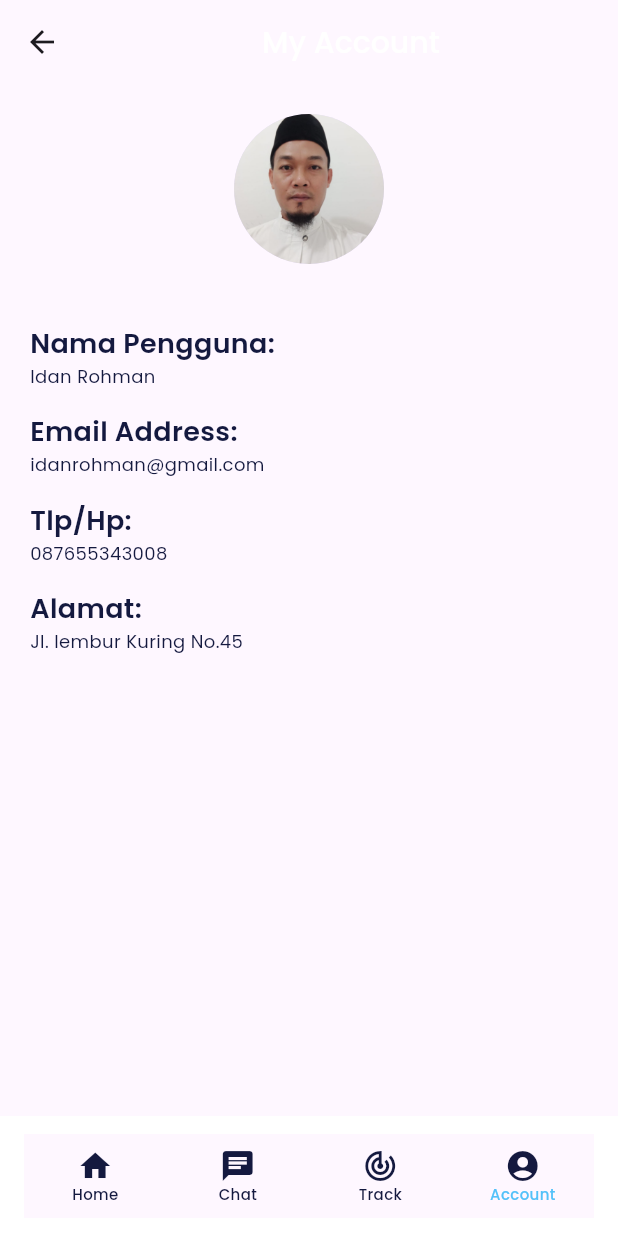
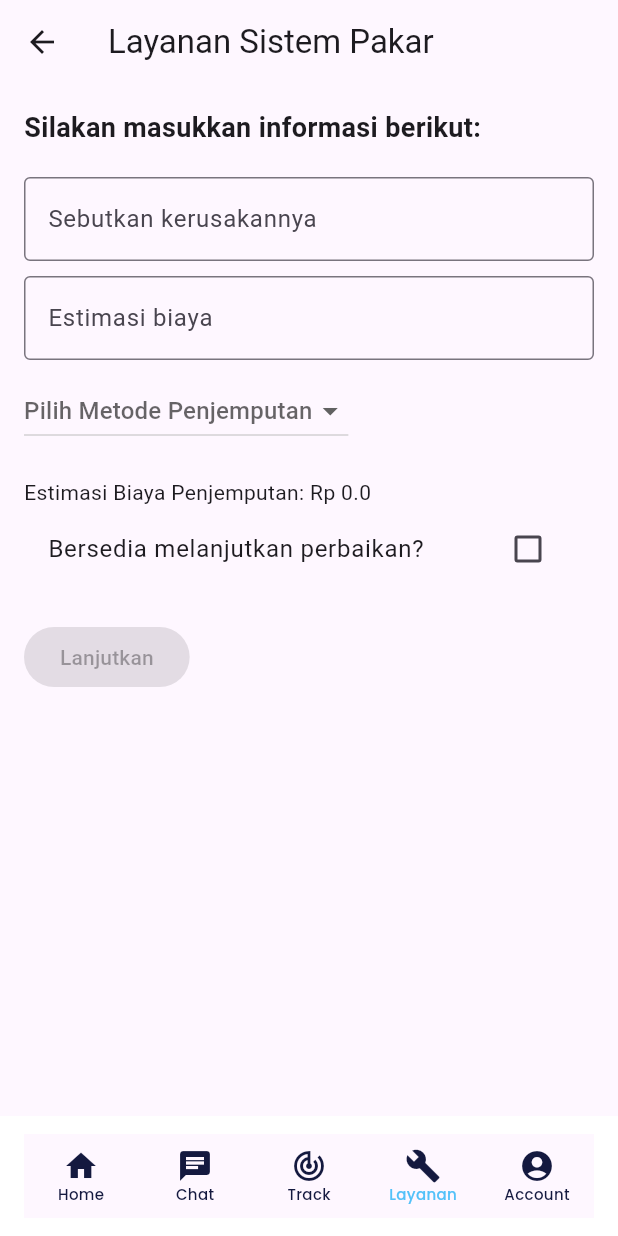
Before and after one commit to ugunNet21/flutter_appservice_laptop, a Flutter app: the HomeTabPage screen opened by its route, item 4 of the bottom bar chosen, on a phone screen of 412 x 824 dp. Run offline on Flutter 3.47's test engine with Material 3 defaults, Android fonts, the phone set to English and light mode, and no system bars; our stand-ins replace carousel_slider, google_fonts.

Commit message:
add layanan pakar

```diff
--- a/lib/ui/pages/home_tab_page.dart
+++ b/lib/ui/pages/home_tab_page.dart
@@ -4,6 +4,7 @@ import 'package:flutter_dicodingone/ui/pages/account_page.dart';
 import 'package:flutter_dicodingone/ui/pages/chat_page.dart';
 import 'package:flutter_dicodingone/ui/pages/dashboard_page.dart';
 import 'package:flutter_dicodingone/ui/pages/track_page.dart';
+import 'package:flutter_dicodingone/ui/pages/service_page.dart';
 
 class HomeTabPage extends StatefulWidget {
   const HomeTabPage({super.key});
@@ -19,8 +20,11 @@ class _HomeTabPageState extends State<HomeTabPage> {
     const HomeDashboardPage(),
     const ChatPage(),
     const TrackPage(),
+      const ServicePage(),
     const AccountPage(),
+
   ];
+
   @override
   Widget build(BuildContext context) {
     return Scaffold(
@@ -68,10 +72,15 @@ class _HomeTabPageState extends State<HomeTabPage> {
               icon: Icon(Icons.track_changes, color: blackColor),
               label: 'Track',
             ),
+            BottomNavigationBarItem( // Tambahkan item untuk halaman layanan
+              icon: Icon(Icons.build, color: blackColor),
+              label: 'Layanan',
+            ),
             BottomNavigationBarItem(
               icon: Icon(Icons.account_circle, color: blackColor),
               label: 'Account',
             ),
+
           ],
         ),
       ),
--- /dev/null
+++ b/lib/ui/pages/service_page.dart
@@ -0,0 +1,115 @@
+import 'package:flutter/material.dart';
+
+class ServicePage extends StatefulWidget {
+  const ServicePage({super.key});
+
+  @override
+  State<ServicePage> createState() => _ServicePageState();
+}
+
+class _ServicePageState extends State<ServicePage> {
+  final TextEditingController _damageController = TextEditingController();
+  final TextEditingController _costEstimateController = TextEditingController();
+  String? _pickupMethod;
+  double _pickupCost = 0.0;
+  bool _isWillingToContinue = false;
+
+  @override
+  Widget build(BuildContext context) {
+    return Scaffold(
+      appBar: AppBar(title: const Text('Layanan Sistem Pakar')),
+      body: SingleChildScrollView(
+        child: Padding(
+          padding: const EdgeInsets.all(16.0),
+          child: Column(
+            crossAxisAlignment: CrossAxisAlignment.start,
+            children: [
+              const Text(
+                'Silakan masukkan informasi berikut:',
+                style: TextStyle(fontSize: 18, fontWeight: FontWeight.bold),
+              ),
+              const SizedBox(height: 20),
+              TextField(
+                controller: _damageController,
+                decoration: InputDecoration(
+                  labelText: 'Sebutkan kerusakannya',
+                  border: OutlineInputBorder(),
+                ),
+              ),
+              const SizedBox(height: 10),
+              TextField(
+                controller: _costEstimateController,
+                decoration: InputDecoration(
+                  labelText: 'Estimasi biaya',
+                  border: OutlineInputBorder(),
+                ),
+                keyboardType: TextInputType.number,
+              ),
+              const SizedBox(height: 10),
+              DropdownButton<String>(
+                hint: const Text('Pilih Metode Penjemputan'),
+                value: _pickupMethod,
+                onChanged: (String? newValue) {
+                  setState(() {
+                    _pickupMethod = newValue;
+                    // Logika untuk menghitung biaya penjemputan
+                    _pickupCost = newValue == 'Dijemput' ? 50.0 : 0.0; // Contoh biaya
+                  });
+                },
+                items: <String>['Dijemput', 'Diantar']
+                    .map<DropdownMenuItem<String>>((String value) {
+                  return DropdownMenuItem<String>(
+                    value: value,
+                    child: Text(value),
+                  );
+                }).toList(),
+              ),
+              const SizedBox(height: 20),
+              Text('Estimasi Biaya Penjemputan: Rp $_pickupCost'),
+              CheckboxListTile(
+                title: const Text('Bersedia melanjutkan perbaikan?'),
+                value: _isWillingToContinue,
+                onChanged: (bool? value) {
+                  setState(() {
+                    _isWillingToContinue = value ?? false;
+                  });
+                },
+              ),
+              const SizedBox(height: 20),
+              ElevatedButton(
+                onPressed: _isWillingToContinue ? _submit : null,
+                child: const Text('Lanjutkan'),
+              ),
+            ],
+          ),
+        ),
+      ),
+    );
+  }
+
+  void _submit() {
+    // Logika untuk mengirim data dan melanjutkan ke proses berikutnya
+    final damage = _damageController.text;
+    final costEstimate = _costEstimateController.text;
+
+    // Tampilkan dialog konfirmasi atau navigasi ke halaman berikutnya
+    showDialog(
+      context: context,
+      builder: (context) {
+        return AlertDialog(
+          title: const Text('Konfirmasi'),
+          content: Text('Kerusakan: $damage\nEstimasi Biaya: Rp $costEstimate\nMetode Penjemputan: $_pickupMethod'),
+          actions: [
+            TextButton(
+              onPressed: () {
+                Navigator.of(context).pop();
+                // Logika untuk melanjutkan ke tracking atau pembayaran
+              },
+              child: const Text('OK'),
+            ),
+          ],
+        );
+      },
+    );
+  }
+}
```
Also changed, not shown: pubspec.lock, 1 other file.
